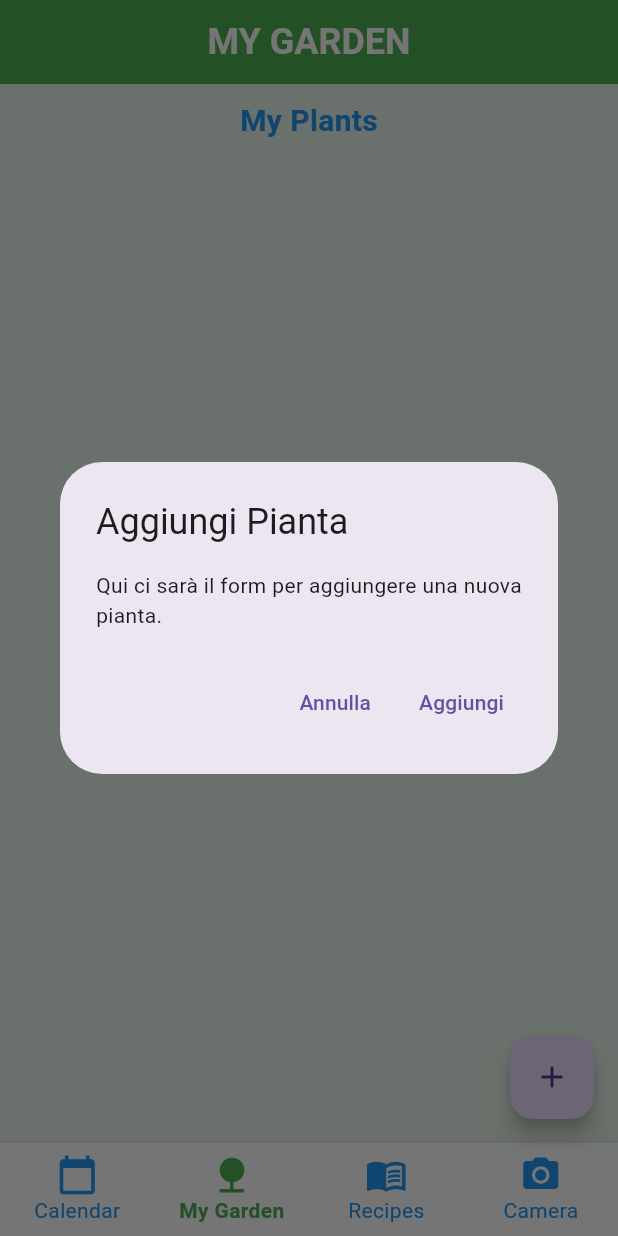
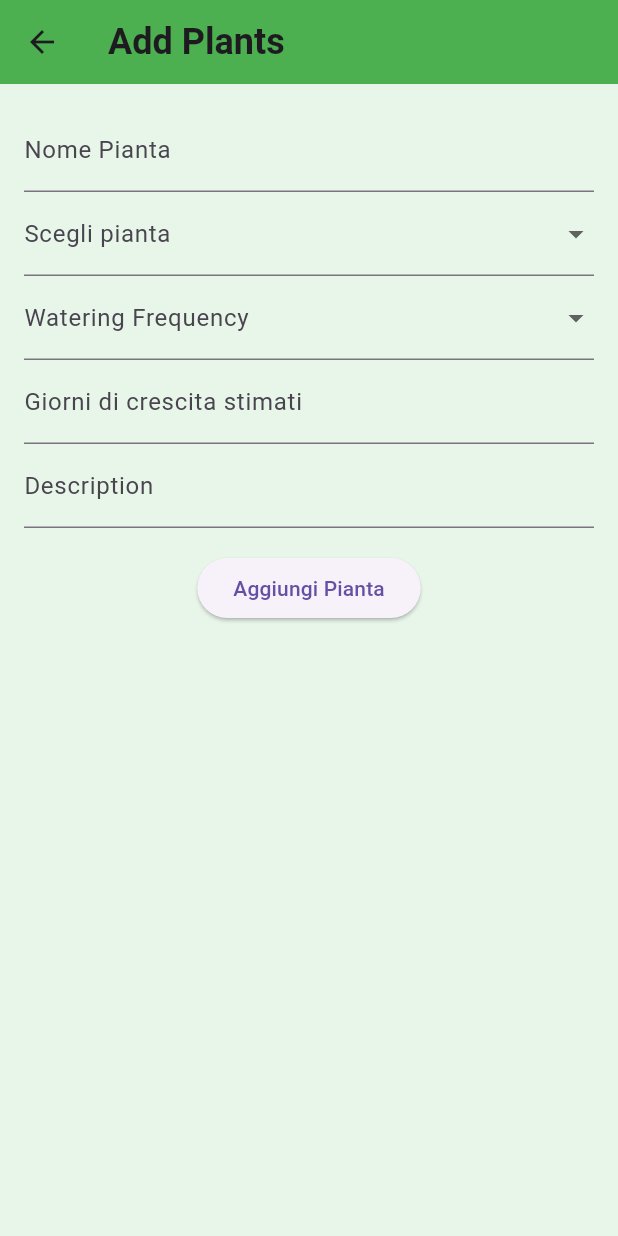
Before and after one commit to meliselmanhaskaj/MyGarden, a Flutter app: the screen it shows after launch, item 2 of the bottom bar chosen, after a tap on the "add" icon, on a phone screen of 412 x 824 dp. Run offline on Flutter 3.47's test engine with Material 3 defaults, Android fonts, the phone set to English and light mode, and no system bars; our stand-ins replace image_picker, shared_preferences, syncfusion_flutter_calendar.

Commit message:
VersioneTest1

```diff
--- a/lib/models/plant.dart
+++ b/lib/models/plant.dart
@@ -8,10 +8,10 @@ class Plant {
       this.image,
       this.description,
       this.watering_frequency,
-      this.species,
       this.propriety,
       this.planted_day,
-      this.estimated_growing_days});
+      this.estimated_growing_days,
+      String? selectedName});
 
   final String? common_name;
   final String? selected_name;
@@ -19,7 +19,6 @@ class Plant {
   final String? image;
   final String? description;
   final String? watering_frequency;
-  final String? species;
   final String? propriety;
   final String? planted_day;
   final int? estimated_growing_days;
@@ -31,7 +30,6 @@ class Plant {
           String? selected_name,
           String? description,
           String? watering_frequency,
-          String? species,
           String? propriety,
           String? planted_day,
           int? estimated_growing_days}) =>
@@ -42,7 +40,6 @@ class Plant {
           image: image ?? this.image,
           description: description ?? this.description,
           watering_frequency: watering_frequency ?? this.watering_frequency,
-          species: species ?? this.species,
           propriety: propriety ?? this.propriety,
           planted_day: planted_day ?? this.planted_day,
           estimated_growing_days:
@@ -57,9 +54,13 @@ class Plant {
         image: json["image"],
         description: json["description"],
         watering_frequency: json["watering_frequency"],
-        species: json["species"],
         propriety: json["propriety"],
         planted_day: json["planted_day"],
         estimated_growing_days: json["estimated_growing_days"],
       );
+
+  @override
+  String toString() {
+    return 'Plant(common_name: $common_name, selected_name: $selected_name, id: $id, image: $image, description: $description, watering_frequency: $watering_frequency, propriety: $propriety, planted_day: $planted_day, estimated_growing_days: $estimated_growing_days)';
+  }
 }
--- /dev/null
+++ b/lib/screens/AddPlantsScreen.dart
@@ -0,0 +1,162 @@
+// ignore_for_file: prefer_const_constructors, prefer_const_literals_to_create_immutables
+
+import 'package:address_24/models/plant.dart';
+import 'package:flutter/material.dart';
+import 'dart:convert';
+import 'package:flutter/services.dart';
+
+class AddPlantsScreen extends StatefulWidget {
+  @override
+  _AddPlantsScreenState createState() => _AddPlantsScreenState();
+}
+
+class _AddPlantsScreenState extends State<AddPlantsScreen> {
+  final _formKey = GlobalKey<FormState>();
+
+  String? id;
+  String? selectedName;
+  String? commonName;
+  String? wateringFrequency;
+  String? description;
+  String? estimatedGrowingDays;
+  String? plantedDay;
+  String? propriety;
+  String? image;
+
+  @override
+  Widget build(BuildContext context) {
+    return Scaffold(
+      appBar: AppBar(
+        title: Text('Add Plants'),
+      ),
+      body: Padding(
+        padding: EdgeInsets.all(16.0),
+        child: Form(
+          key: _formKey,
+          child: Column(
+            children: [
+              TextFormField(
+                decoration: InputDecoration(labelText: 'Nome Pianta'),
+                onSaved: (value) => selectedName = value,
+              ),
+              DropdownButtonFormField<String>(
+                decoration: InputDecoration(labelText: 'Scegli pianta'),
+                value: commonName,
+                onChanged: (value) {
+                  setState(() {
+                    commonName = value;
+                  });
+                },
+                items: [
+                  DropdownMenuItem(
+                    value: 'Lettuce',
+                    child: Text('Lettuce'),
+                  ),
+                  DropdownMenuItem(
+                    value: 'Tomato',
+                    child: Text('Tomato'),
+                  ),
+                  DropdownMenuItem(
+                    value: 'Basil',
+                    child: Text('Basil'),
+                  ),
+                  DropdownMenuItem(
+                    value: 'Hawthorn',
+                    child: const Text('Hawthorn'),
+                  ),
+                  DropdownMenuItem(
+                    value: 'Marigold',
+                    child: Text('Marigold'),
+                  ),
+                  DropdownMenuItem(
+                    value: 'Hyacinth',
+                    child: Text('Hyacinth'),
+                  ),
+                  DropdownMenuItem(
+                    value: 'Orchid',
+                    child: Text('Orchid'),
+                  ),
+                  DropdownMenuItem(
+                    value: 'Rose',
+                    child: Text('Rose'),
+                  ),
+                ],
+              ),
+              DropdownButtonFormField<String>(
+                decoration: InputDecoration(labelText: 'Watering Frequency'),
+                value: wateringFrequency,
+                onChanged: (value) {
+                  setState(() {
+                    wateringFrequency = value;
+                  });
+                },
+                items: [
+                  DropdownMenuItem(
+                    value: 'Every 1 days',
+                    child: Text('giornalmente'),
+                  ),
+                  DropdownMenuItem(
+                    value: 'Every 2 days',
+                    child: Text('ogni 2 giorni'),
+                  ),
+                  DropdownMenuItem(
+                    value: 'Every 3 days',
+                    child: Text('ogni 3 giorni'),
+                  ),
+                  DropdownMenuItem(
+                    value: 'Every 4 days',
+                    child: Text('ogni 4 giorni'),
+                  ),
+                ],
+              ),
+              TextFormField(
+                decoration:
+                    InputDecoration(labelText: 'Giorni di crescita stimati'),
+                onSaved: (value) => estimatedGrowingDays = value,
+              ),
+              TextFormField(
+                decoration: InputDecoration(labelText: 'Description'),
+                onSaved: (value) => description = value,
+              ),
+              SizedBox(height: 16.0),
+              ElevatedButton(
+                onPressed: () async {
+                  _formKey.currentState!.save();
+                  final plantres = Plant(
+                    id: 7,
+                    selectedName: selectedName,
+                    common_name: commonName,
+                    watering_frequency: wateringFrequency,
+                    description: description,
+                    estimated_growing_days: int.parse(estimatedGrowingDays!),
+                    planted_day: DateTime.now().toString(),
+                    propriety: "null",
+                    image: "null",
+                  );
+                  showDialog(
+                    context: context,
+                    builder: (BuildContext context) {
+                      return AlertDialog(
+                        title: Text('Result'),
+                        content: Text(plantres.toString()),
+                        actions: [
+                          TextButton(
+                            onPressed: () {
+                              Navigator.of(context).pop();
+                            },
+                            child: Text('OK'),
+                          ),
+                        ],
+                      );
+                    },
+                  );
+                },
+                child: Text('Aggiungi Pianta'),
+              ),
+            ],
+          ),
+        ),
+      ),
+    );
+  }
+}
--- a/lib/screens/my_home_page.dart
+++ b/lib/screens/my_home_page.dart
@@ -1,5 +1,6 @@
 import 'dart:convert';
 import 'package:address_24/models/plant.dart';
+import 'package:address_24/screens/AddPlantsScreen.dart';
 import 'package:address_24/screens/calendar_screen.dart';
 import 'package:address_24/screens/camera.dart';
 import 'package:address_24/screens/my_plant.dart';
@@ -79,30 +80,12 @@ class _MyHomePageState extends State<MyHomePage> {
   }
 
   void _onAddPlant() {
-    showDialog(
-      context: context,
-      builder: (BuildContext context) {
-        return AlertDialog(
-          title: const Text('Aggiungi Pianta'),
-          content: const Text(
-              'Qui ci sarà il form per aggiungere una nuova pianta.'),
-          actions: <Widget>[
-            TextButton(
-              onPressed: () {
-                Navigator.of(context).pop();
-              },
-              child: const Text('Annulla'),
-            ),
-            TextButton(
-              onPressed: () {
-                Navigator.of(context).pop();
-              },
-              child: const Text('Aggiungi'),
-            ),
-          ],
-        );
-      },
-    );
+    setState(() {
+      Navigator.push(
+        context,
+        MaterialPageRoute(builder: (context) => AddPlantsScreen()),
+      );
+    });
   }
 
   @override
```
